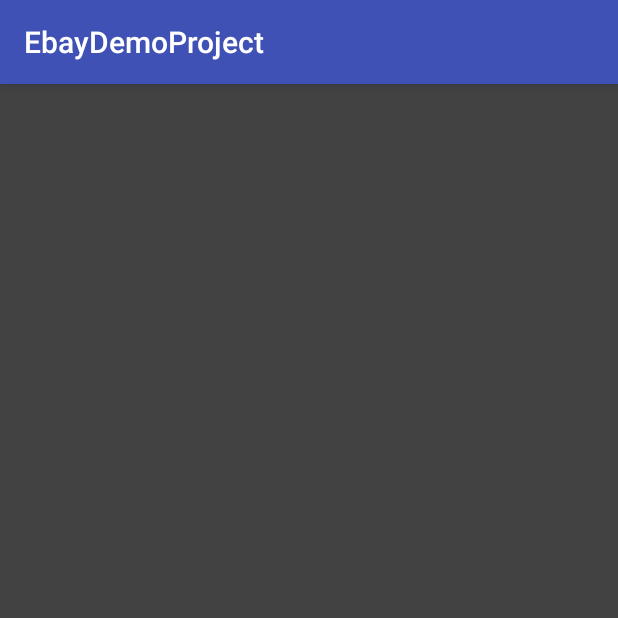
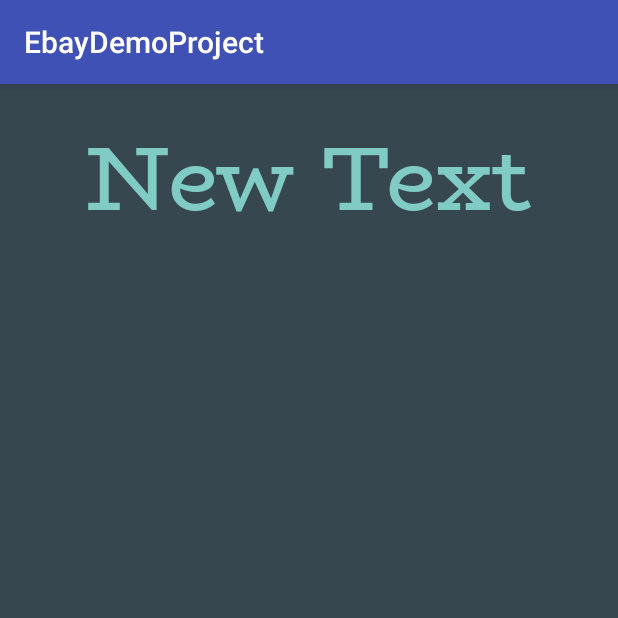
Before and after one commit to ribalding/EbayDemoWeatherApp-Android, an Android app: the WeatherDisplayActivity screen opened directly, with no data from a screen before it, on a phone screen of 412 x 824 dp, the top half of it. Run offline under Robolectric (Android 15) with nearby library versions, the phone set to English and light mode, and no system bars; our stand-ins replace ButterKnife; 2 statements that could not run were skipped.

Commit message:
Will now retrieve and display city/town name in WeatherDisplayActivity

```diff
--- a/app/build.gradle
+++ b/app/build.gradle
@@ -6,7 +6,7 @@ android {
 
     defaultConfig {
         applicationId "ryanharvey.ebaydemoproject"
-        minSdkVersion 15
+        minSdkVersion 19
         targetSdkVersion 25
         versionCode 1
         versionName "1.0"
--- a/app/src/main/java/ryanharvey/ebaydemoproject/WeatherDisplayActivity.java
+++ b/app/src/main/java/ryanharvey/ebaydemoproject/WeatherDisplayActivity.java
@@ -1,12 +1,14 @@
 package ryanharvey.ebaydemoproject;
 
 import android.content.pm.PackageManager;
+import android.graphics.Typeface;
 import android.location.Location;
 import android.support.annotation.Nullable;
 import android.support.v4.content.ContextCompat;
 import android.support.v7.app.AppCompatActivity;
 import android.os.Bundle;
 import android.util.Log;
+import android.widget.TextView;
 
 import com.google.android.gms.appindexing.AppIndex;
 import com.google.android.gms.common.api.GoogleApiClient;
@@ -14,14 +16,29 @@ import com.google.android.gms.location.LocationServices;
 import com.google.android.gms.location.places.Places;
 import com.google.android.gms.maps.model.LatLng;
 
+import java.io.IOException;
+import java.util.ArrayList;
+
+import butterknife.Bind;
+import butterknife.ButterKnife;
+import okhttp3.Call;
+import okhttp3.Callback;
+import okhttp3.Response;
+
 public class WeatherDisplayActivity extends AppCompatActivity implements GoogleApiClient.ConnectionCallbacks{
     private GoogleApiClient googleApiClient;
-    private Location deviceLastLocation;
+    @Bind(R.id.cityNameTextView) TextView cityNameTextView;
+
 
     @Override
     protected void onCreate(Bundle savedInstanceState) {
         super.onCreate(savedInstanceState);
         setContentView(R.layout.activity_weather_display);
+        ButterKnife.bind(this);
+
+        //Apply Bio Rhyme font to city name text view at run time
+        Typeface bioRhymeFont = Typeface.createFromAsset(getAssets(), "fonts/BioRhyme-Regular.ttf");
+        cityNameTextView.setTypeface(bioRhymeFont);
 
         createGoogleAPIClient();
     }
@@ -40,8 +57,27 @@ public class WeatherDisplayActivity extends AppCompatActivity implements GoogleA
     public void onConnected(@Nullable Bundle bundle) {
         if (ContextCompat.checkSelfPermission(this, android.Manifest.permission.ACCESS_FINE_LOCATION)
                 == PackageManager.PERMISSION_GRANTED) {
-            deviceLastLocation = LocationServices.FusedLocationApi.getLastLocation(googleApiClient);
-            WeatherService.findWeather(new LatLng(deviceLastLocation.getLatitude(), deviceLastLocation.getLongitude()));
+            Location deviceLocation = LocationServices.FusedLocationApi.getLastLocation(googleApiClient);
+            LatLng deviceLocationLatLng = new LatLng(deviceLocation.getLatitude(), deviceLocation.getLongitude());
+            WeatherService.findWeather(deviceLocationLatLng, new Callback() {
+                @Override
+                public void onFailure(Call call, IOException e) {
+                    e.printStackTrace();
+                }
+
+                @Override
+                public void onResponse(Call call, Response response) throws IOException {
+                   final ArrayList<String> results = WeatherService.processResults(response);
+                    WeatherDisplayActivity.this.runOnUiThread(new Runnable(){
+
+                        @Override
+                        public void run() {
+                            cityNameTextView.setText(results.get(0));
+                        }
+                    });
+
+                }
+            });
         }
     }
 
--- a/app/src/main/res/layout/activity_weather_display.xml
+++ b/app/src/main/res/layout/activity_weather_display.xml
@@ -8,6 +8,15 @@
     android:paddingRight="@dimen/activity_horizontal_margin"
     android:paddingTop="@dimen/activity_vertical_margin"
     tools:context="ryanharvey.ebaydemoproject.WeatherDisplayActivity"
-    android:background="@color/material_grey_800">
+    android:background="@color/material_blue_grey_800">
 
+    <TextView
+        android:layout_width="wrap_content"
+        android:layout_height="wrap_content"
+        android:text="New Text"
+        android:id="@+id/cityNameTextView"
+        android:layout_alignParentTop="true"
+        android:layout_centerHorizontal="true"
+        android:textSize="60dp"
+        android:textColor="@color/accent_material_dark" />
 </RelativeLayout>
```
Also changed, not shown: app/src/main/java/ryanharvey/ebaydemoproject/WeatherService.java (+28 -2 lines).
